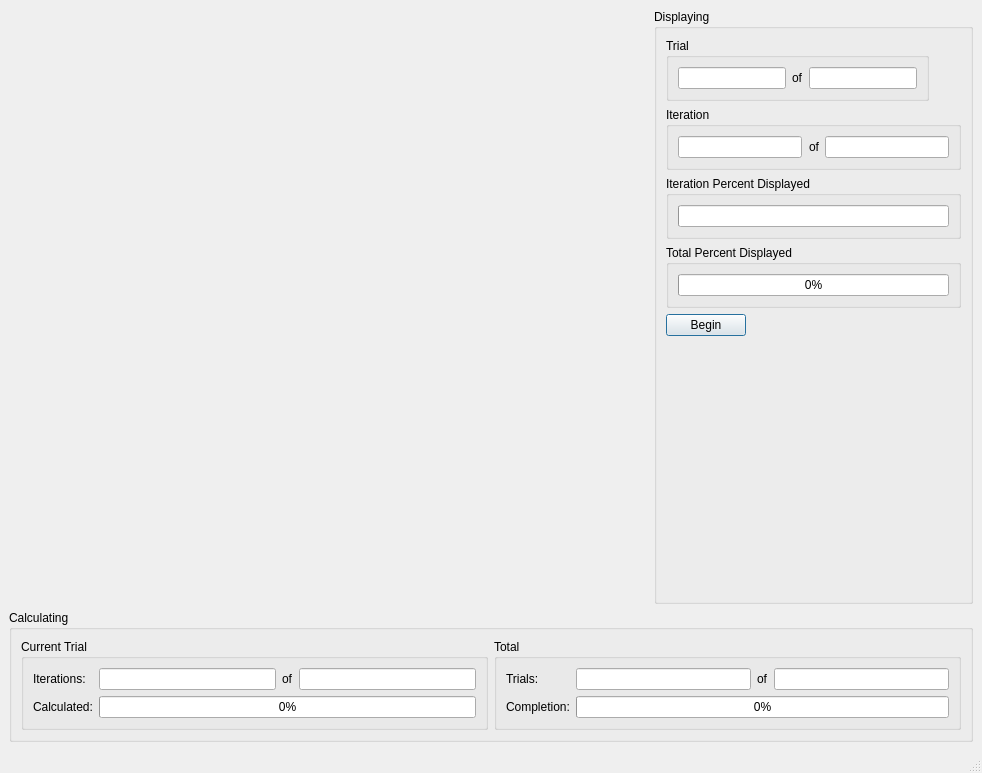
Qt form qthyena.ui (msolomon/Hyena-Communication) before a commit.
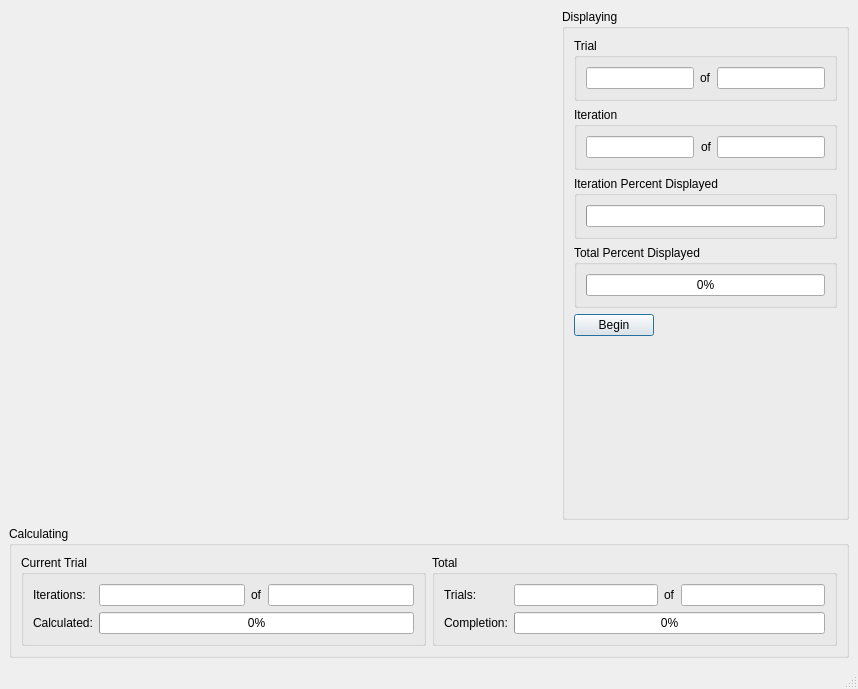
The same form after that commit. Custom widgets are drawn as their Qt base class.

Diff of the .ui file:
```diff
--- a/qthyena.ui
+++ b/qthyena.ui
@@ -6,8 +6,8 @@
    <rect>
     <x>0</x>
     <y>0</y>
-    <width>982</width>
-    <height>773</height>
+    <width>858</width>
+    <height>689</height>
    </rect>
   </property>
   <property name="sizePolicy">
@@ -272,36 +272,6 @@
          </layout>
         </widget>
        </item>
-       <item row="0" column="0">
-        <widget class="QGroupBox" name="groupBox_2">
-         <property name="title">
-          <string>Trial</string>
-         </property>
-         <layout class="QHBoxLayout" name="horizontalLayout_2">
-          <item>
-           <widget class="QLineEdit" name="disp_trial_curr">
-            <property name="readOnly">
-             <bool>true</bool>
-            </property>
-           </widget>
-          </item>
-          <item>
-           <widget class="QLabel" name="label_2">
-            <property name="text">
-             <string>of</string>
-            </property>
-           </widget>
-          </item>
-          <item>
-           <widget class="QLineEdit" name="disp_trial_total">
-            <property name="readOnly">
-             <bool>true</bool>
-            </property>
-           </widget>
-          </item>
-         </layout>
-        </widget>
-       </item>
        <item row="3" column="0" colspan="2">
         <widget class="QGroupBox" name="groupBox_4">
          <property name="sizePolicy">
@@ -349,6 +319,36 @@
          </property>
         </widget>
        </item>
+       <item row="0" column="0" colspan="2">
+        <widget class="QGroupBox" name="groupBox_2">
+         <property name="title">
+          <string>Trial</string>
+         </property>
+         <layout class="QHBoxLayout" name="horizontalLayout_2">
+          <item>
+           <widget class="QLineEdit" name="disp_trial_curr">
+            <property name="readOnly">
+             <bool>true</bool>
+            </property>
+           </widget>
+          </item>
+          <item>
+           <widget class="QLabel" name="label_2">
+            <property name="text">
+             <string>of</string>
+            </property>
+           </widget>
+          </item>
+          <item>
+           <widget class="QLineEdit" name="disp_trial_total">
+            <property name="readOnly">
+             <bool>true</bool>
+            </property>
+           </widget>
+          </item>
+         </layout>
+        </widget>
+       </item>
       </layout>
      </widget>
     </item>
```
Left out of the diff: 2 changed lines with no effect on the pictures.
